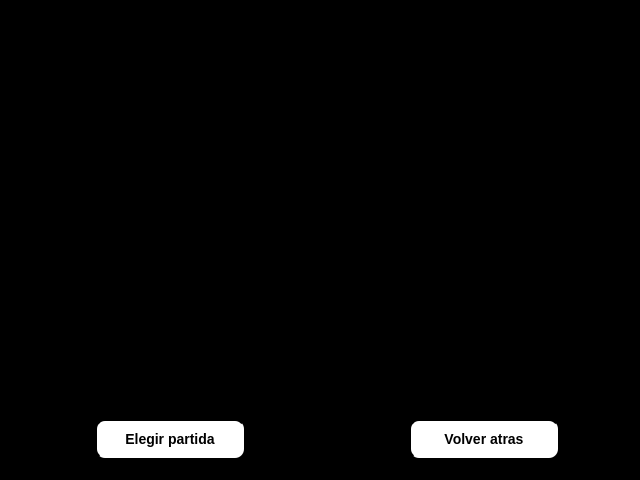
The window that client/vista/menu_partidas.ui (AlanValdevenito/Worms) describes before a commit, drawn with Qt 5.
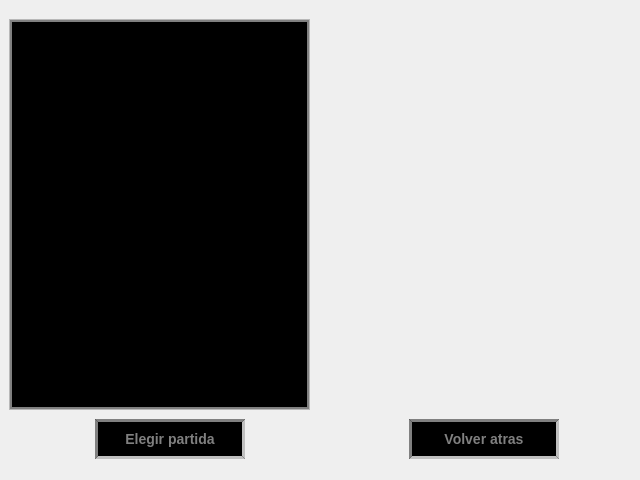
The same window after the commit. Icons and pictures are not drawn.

Commit message:
Trabajando en el menu
- Se agrego un fondo a todos los menu.
- Se cambio el diseño de los botones.
- Se agrego un mismo icono a todas las ventanas.

```diff
--- a/client/vista/menu_partidas.ui
+++ b/client/vista/menu_partidas.ui
@@ -29,7 +29,10 @@
    <string>Worms 2D</string>
   </property>
   <property name="styleSheet">
-   <string notr="true">background-color: rgb(0, 0, 0);</string>
+   <string notr="true">QMainWindow { 
+	background-image: url(&quot;/home/alan/Escritorio/Taller-de-Programacion-I/TPs/TP3 - Worms/Worms/client/vista/data/fondo.png&quot;); 
+	background-position: center center;
+}</string>
   </property>
   <widget class="QWidget" name="centralwidget">
    <property name="sizePolicy">
@@ -48,7 +51,7 @@
     <item row="0" column="0">
      <widget class="QFrame" name="frame">
       <property name="frameShape">
-       <enum>QFrame::StyledPanel</enum>
+       <enum>QFrame::NoFrame</enum>
       </property>
       <property name="frameShadow">
        <enum>QFrame::Raised</enum>
@@ -56,7 +59,7 @@
       <widget class="QScrollArea" name="scrollAreaPartidas">
        <property name="geometry">
         <rect>
-         <x>10</x>
+         <x>0</x>
          <y>10</y>
          <width>301</width>
          <height>391</height>
@@ -88,6 +91,13 @@
           <verstretch>0</verstretch>
          </sizepolicy>
         </property>
+        <property name="styleSheet">
+         <string notr="true">QWidget {
+	background-color: black;
+	image: url(&quot;../client/vista/data/background-transparente-1.png&quot;);
+	border: 2px solid gray;
+}</string>
+        </property>
        </widget>
       </widget>
       <widget class="QPushButton" name="elegirPartidaButton">
@@ -113,15 +123,12 @@
        </property>
        <property name="styleSheet">
         <string notr="true">QPushButton {
-	background-color: white;
-	border-style: outset;
-	border-width: 2px;
-	border-radius: 10px;
+	background-color: black;
+	border-style: inset;
+	border-width: 3px;
+	border-color: grey;
 	font: bold 14px;
-}
-
-QPushButton:hover {
-	background: grey;
+	color: grey;
 }
 
 QPushButton:pressed {
@@ -138,7 +145,7 @@
     <item row="0" column="1">
      <widget class="QFrame" name="frame_2">
       <property name="frameShape">
-       <enum>QFrame::StyledPanel</enum>
+       <enum>QFrame::NoFrame</enum>
       </property>
       <property name="frameShadow">
        <enum>QFrame::Raised</enum>
@@ -166,15 +173,12 @@
        </property>
        <property name="styleSheet">
         <string notr="true">QPushButton {
-	background-color: white;
-	border-style: outset;
-	border-width: 2px;
-	border-radius: 10px;
+	background-color: black;
+	border-style: inset;
+	border-width: 3px;
+	border-color: grey;
 	font: bold 14px;
-}
-
-QPushButton:hover {
-	background: grey;
+	color: grey;
 }
 
 QPushButton:pressed {
```
Left out of the diff: 7 changed lines with no effect on the pictures. The commit also changes 11 other files.
